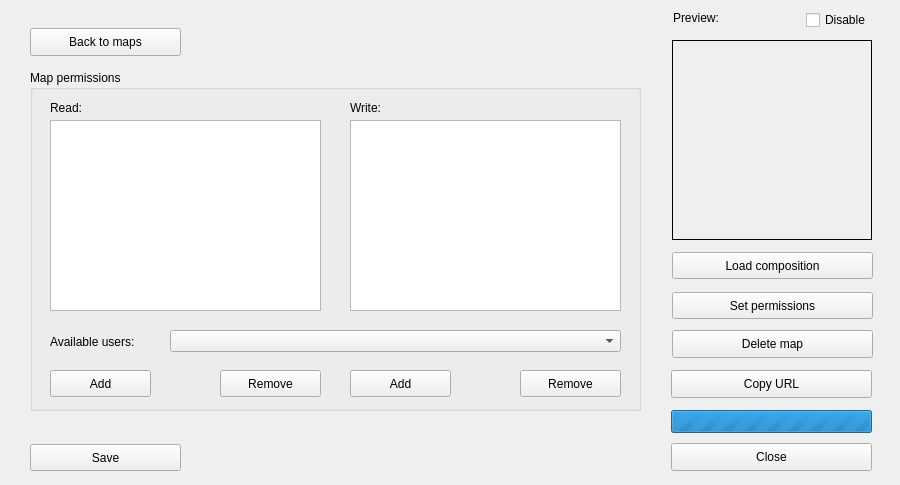
Qt form dlg_addMap.ui (LESPROJEKT/qgis-layman-plugin) before a commit.
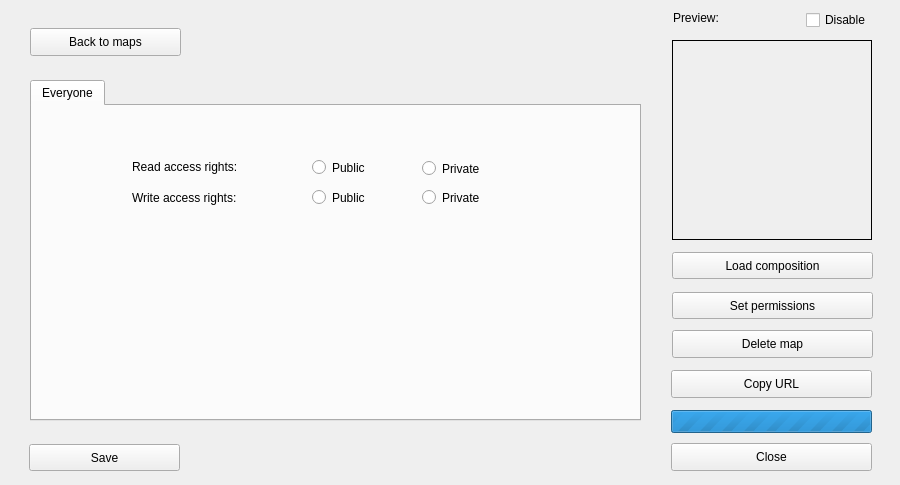
The same form after that commit. The open tabs and pages were chosen to show the change. Icons and pictures are not drawn. Custom widgets are drawn as their Qt base class.

Patch:
```diff
--- a/dlg_addMap.ui
+++ b/dlg_addMap.ui
@@ -264,160 +264,10 @@
        <normaloff>icons/back.png</normaloff>icons/back.png</iconset>
      </property>
     </widget>
-    <widget class="QGroupBox" name="groupBox_2">
-     <property name="geometry">
-      <rect>
-       <x>10</x>
-       <y>60</y>
-       <width>611</width>
-       <height>341</height>
-      </rect>
-     </property>
-     <property name="title">
-      <string>Map permissions</string>
-     </property>
-     <widget class="QLabel" name="label">
-      <property name="geometry">
-       <rect>
-        <x>20</x>
-        <y>264</y>
-        <width>121</width>
-        <height>16</height>
-       </rect>
-      </property>
-      <property name="text">
-       <string>Available users:</string>
-      </property>
-     </widget>
-     <widget class="QLabel" name="label_4">
-      <property name="geometry">
-       <rect>
-        <x>20</x>
-        <y>30</y>
-        <width>55</width>
-        <height>16</height>
-       </rect>
-      </property>
-      <property name="text">
-       <string>Read:</string>
-      </property>
-     </widget>
-     <widget class="QListWidget" name="listWidget_write">
-      <property name="geometry">
-       <rect>
-        <x>320</x>
-        <y>50</y>
-        <width>271</width>
-        <height>191</height>
-       </rect>
-      </property>
-     </widget>
-     <widget class="QPushButton" name="pushButton_addRead">
-      <property name="geometry">
-       <rect>
-        <x>20</x>
-        <y>300</y>
-        <width>101</width>
-        <height>27</height>
-       </rect>
-      </property>
-      <property name="text">
-       <string>Add</string>
-      </property>
-      <property name="icon">
-       <iconset>
-        <normaloff>icons/add.png</normaloff>icons/add.png</iconset>
-      </property>
-     </widget>
-     <widget class="QPushButton" name="pushButton_addWrite">
-      <property name="geometry">
-       <rect>
-        <x>320</x>
-        <y>300</y>
-        <width>101</width>
-        <height>27</height>
-       </rect>
-      </property>
-      <property name="text">
-       <string>Add</string>
-      </property>
-      <property name="icon">
-       <iconset>
-        <normaloff>icons/add.png</normaloff>icons/add.png</iconset>
-      </property>
-     </widget>
-     <widget class="QPushButton" name="pushButton_removeWrite">
-      <property name="geometry">
-       <rect>
-        <x>490</x>
-        <y>300</y>
-        <width>101</width>
-        <height>27</height>
-       </rect>
-      </property>
-      <property name="text">
-       <string>Remove</string>
-      </property>
-      <property name="icon">
-       <iconset>
-        <normaloff>icons/delete_FILL0_wght500_GRAD0_opsz24.png</normaloff>icons/delete_FILL0_wght500_GRAD0_opsz24.png</iconset>
-      </property>
-     </widget>
-     <widget class="QListWidget" name="listWidget_read">
-      <property name="geometry">
-       <rect>
-        <x>20</x>
-        <y>50</y>
-        <width>271</width>
-        <height>191</height>
-       </rect>
-      </property>
-     </widget>
-     <widget class="QLabel" name="label_3">
-      <property name="geometry">
-       <rect>
-        <x>320</x>
-        <y>30</y>
-        <width>55</width>
-        <height>16</height>
-       </rect>
-      </property>
-      <property name="text">
-       <string>Write:</string>
-      </property>
-     </widget>
-     <widget class="QComboBox" name="comboBox_users">
-      <property name="geometry">
-       <rect>
-        <x>140</x>
-        <y>260</y>
-        <width>451</width>
-        <height>22</height>
-       </rect>
-      </property>
-     </widget>
-     <widget class="QPushButton" name="pushButton_removeRead">
-      <property name="geometry">
-       <rect>
-        <x>190</x>
-        <y>300</y>
-        <width>101</width>
-        <height>27</height>
-       </rect>
-      </property>
-      <property name="text">
-       <string>Remove</string>
-      </property>
-      <property name="icon">
-       <iconset>
-        <normaloff>icons/delete_FILL0_wght500_GRAD0_opsz24.png</normaloff>icons/delete_FILL0_wght500_GRAD0_opsz24.png</iconset>
-      </property>
-     </widget>
-    </widget>
     <widget class="QPushButton" name="pushButton_save">
      <property name="geometry">
       <rect>
-       <x>10</x>
+       <x>9</x>
        <y>434</y>
        <width>151</width>
        <height>27</height>
@@ -431,6 +281,108 @@
        <normaloff>icons/save_ico.png</normaloff>icons/save_ico.png</iconset>
      </property>
     </widget>
+    <widget class="QTabWidget" name="tabWidget">
+     <property name="geometry">
+      <rect>
+       <x>10</x>
+       <y>70</y>
+       <width>611</width>
+       <height>341</height>
+      </rect>
+     </property>
+     <property name="currentIndex">
+      <number>0</number>
+     </property>
+     <widget class="QWidget" name="tab">
+      <attribute name="title">
+       <string>Everyone</string>
+      </attribute>
+      <widget class="QRadioButton" name="radioButton">
+       <property name="geometry">
+        <rect>
+         <x>280</x>
+         <y>50</y>
+         <width>111</width>
+         <height>23</height>
+        </rect>
+       </property>
+       <property name="text">
+        <string>Public</string>
+       </property>
+      </widget>
+      <widget class="QRadioButton" name="radioButton_2">
+       <property name="geometry">
+        <rect>
+         <x>390</x>
+         <y>51</y>
+         <width>111</width>
+         <height>23</height>
+        </rect>
+       </property>
+       <property name="text">
+        <string>Private</string>
+       </property>
+      </widget>
+      <widget class="QRadioButton" name="radioButton_3">
+       <property name="geometry">
+        <rect>
+         <x>390</x>
+         <y>80</y>
+         <width>111</width>
+         <height>23</height>
+        </rect>
+       </property>
+       <property name="text">
+        <string>Private</string>
+       </property>
+      </widget>
+      <widget class="QRadioButton" name="radioButton_4">
+       <property name="geometry">
+        <rect>
+         <x>280</x>
+         <y>80</y>
+         <width>111</width>
+         <height>23</height>
+        </rect>
+       </property>
+       <property name="text">
+        <string>Public</string>
+       </property>
+      </widget>
+      <widget class="QLabel" name="label_5">
+       <property name="geometry">
+        <rect>
+         <x>100</x>
+         <y>52</y>
+         <width>141</width>
+         <height>17</height>
+        </rect>
+       </property>
+       <property name="text">
+        <string>Read access rights:</string>
+       </property>
+       <property name="buddy">
+        <cstring>radioButton</cstring>
+       </property>
+      </widget>
+      <widget class="QLabel" name="label_6">
+       <property name="geometry">
+        <rect>
+         <x>100</x>
+         <y>83</y>
+         <width>141</width>
+         <height>17</height>
+        </rect>
+       </property>
+       <property name="text">
+        <string>Write access rights:</string>
+       </property>
+       <property name="buddy">
+        <cstring>radioButton_4</cstring>
+       </property>
+      </widget>
+     </widget>
+    </widget>
    </widget>
    <widget class="QWidget" name="page1">
     <widget class="QTreeWidget" name="treeWidget">
```
